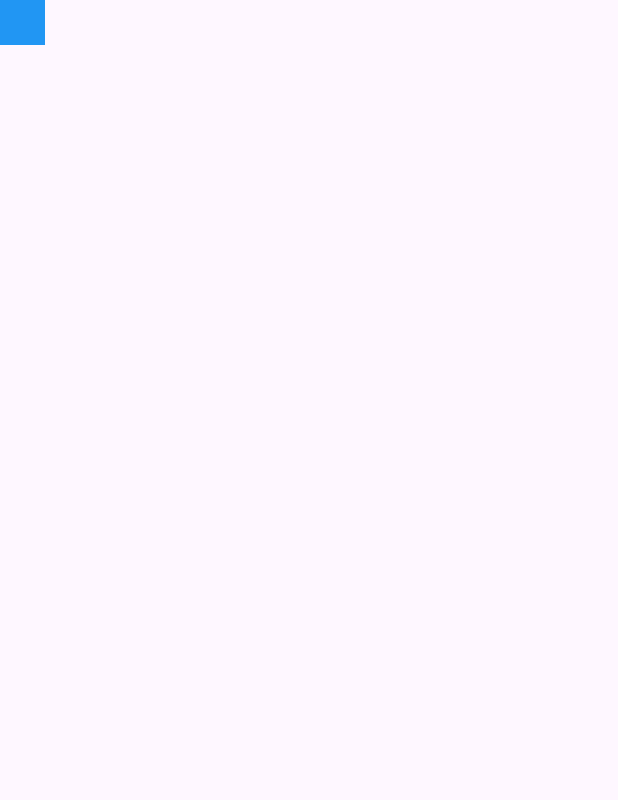
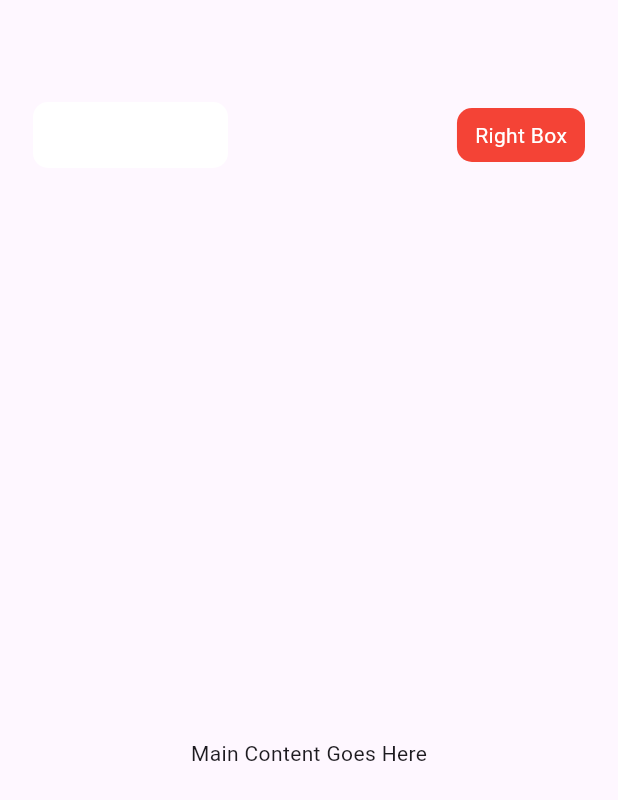
Before and after one commit to C2W-Flutter6/Apps_UI, a Flutter app: the HomePage screen opened directly, on a phone screen of 412 x 824 dp. Shown: the top 800 px of the screen. Run offline on Flutter 3.47's test engine with Material 3 defaults, Android fonts, the phone set to English and light mode, and no system bars; our stand-ins replace google_fonts.

Commit message:
Basic designing of home page

```diff
--- a/travelapp_ui/lib/home_page.dart
+++ b/travelapp_ui/lib/home_page.dart
@@ -12,8 +12,51 @@ class _HomePageState extends State<HomePage> {
   Widget build(BuildContext context) {
     return Scaffold(
       body: Column(
-        mainAxisAlignment: MainAxisAlignment.start,
-        children: [Container(height: 30, width: 30, color: Colors.blue)],
+        children: [
+          // Custom AppBar Row
+          Padding(
+            padding: EdgeInsets.symmetric(horizontal: 2, vertical: 68),
+
+            //Profile and bell icon
+            child: Row(
+              mainAxisAlignment: MainAxisAlignment.spaceBetween,
+              children: [
+                //Profile Container
+                Container(
+                  width: 130,
+                  height: 44,
+                  padding: EdgeInsets.symmetric(horizontal: 12, vertical: 8),
+                  margin: EdgeInsets.symmetric(horizontal: 20),
+                  decoration: BoxDecoration(
+                    color: Color.fromRGBO(255, 255, 255, 1),
+                    borderRadius: BorderRadius.circular(10),
+                  ),
+                  child: Text(
+                    "Left Box",
+                    style: TextStyle(color: Colors.white),
+                  ),
+                ),
+                // Spacer(),
+                Container(
+                  padding: EdgeInsets.symmetric(horizontal: 12, vertical: 8),
+                  margin: EdgeInsets.symmetric(horizontal: 20),
+
+                  decoration: BoxDecoration(
+                    color: Colors.red,
+                    borderRadius: BorderRadius.circular(10),
+                  ),
+                  child: Text(
+                    "Right Box",
+                    style: TextStyle(color: Colors.white),
+                  ),
+                ),
+              ],
+            ),
+          ),
+
+          // Body content (expands to take remaining space)
+          Expanded(child: Center(child: Text("Main Content Goes Here"))),
+        ],
       ),
     );
   }
--- a/travelapp_ui/lib/main.dart
+++ b/travelapp_ui/lib/main.dart
@@ -1,5 +1,6 @@
 import 'package:flutter/material.dart';
 import 'package:travelapp_ui/Onboard-1.dart';
+import 'package:travelapp_ui/home_page.dart';
 import 'package:travelapp_ui/splashScreen.dart';
 import 'package:travelapp_ui/signin_page.dart';
 
@@ -14,7 +15,7 @@ class MainApp extends StatelessWidget {
   Widget build(BuildContext context) {
     return const MaterialApp(
       debugShowCheckedModeBanner: false,
-      home: SignIn_Page(),
+      home: HomePage(),
     );
   }
 }
--- a/travelapp_ui/lib/signUp_page.dart
+++ b/travelapp_ui/lib/signUp_page.dart
@@ -139,7 +139,7 @@ class _Signup_pageState extends State<Signup_page> {
                   onPressed: () {
                     Navigator.pushReplacement(
                       context,
-                      MaterialPageRoute(builder: (context) => SignIn_Page()),
+                      MaterialPageRoute(builder: (context) => HomePage()),
                     );
                   },
                   style: ButtonStyle(
```
